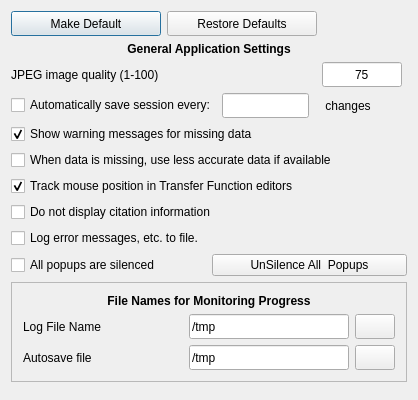
Old version of the form apps/vaporgui/appSettingsTab.ui in the repository StasJ/vapor-formatted.
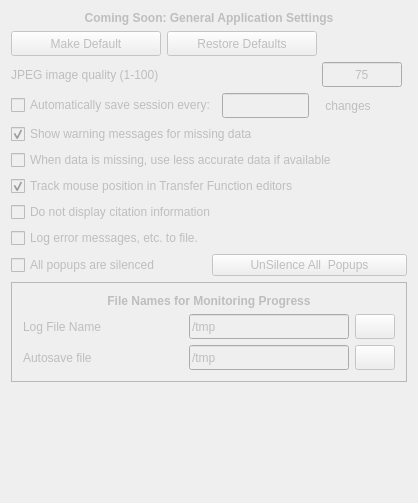
New version of the form.

Commit message: Disabled appSettings tab

Patch:
```diff
--- a/apps/vaporgui/appSettingsTab.ui
+++ b/apps/vaporgui/appSettingsTab.ui
@@ -7,7 +7,7 @@
     <x>0</x>
     <y>0</y>
     <width>418</width>
-    <height>400</height>
+    <height>503</height>
    </rect>
   </property>
   <property name="minimumSize">
@@ -37,10 +37,29 @@
   <layout class="QHBoxLayout" name="horizontalLayout">
    <item>
     <layout class="QVBoxLayout" name="verticalLayout">
+     <item>
+      <widget class="QLabel" name="textLabel1_9">
+       <property name="enabled">
+        <bool>false</bool>
+       </property>
+       <property name="text">
+        <string>&lt;html&gt;&lt;head/&gt;&lt;body&gt;&lt;p&gt;&lt;span style=&quot; font-weight:600;&quot;&gt;Coming Soon: General Application Settings&lt;/span&gt;&lt;/p&gt;&lt;/body&gt;&lt;/html&gt;</string>
+       </property>
+       <property name="alignment">
+        <set>Qt::AlignCenter</set>
+       </property>
+       <property name="wordWrap">
+        <bool>true</bool>
+       </property>
+      </widget>
+     </item>
      <item>
       <layout class="QHBoxLayout" name="_10">
        <item>
         <widget class="QPushButton" name="saveButton">
+         <property name="enabled">
+          <bool>false</bool>
+         </property>
          <property name="minimumSize">
           <size>
            <width>150</width>
@@ -70,7 +89,7 @@
        <item>
         <widget class="QPushButton" name="defaultButton">
          <property name="enabled">
-          <bool>true</bool>
+          <bool>false</bool>
          </property>
          <property name="minimumSize">
           <size>
@@ -113,19 +132,6 @@
        </item>
       </layout>
      </item>
-     <item>
-      <widget class="QLabel" name="textLabel1_9">
-       <property name="text">
-        <string>&lt;html&gt;&lt;head/&gt;&lt;body&gt;&lt;p&gt;&lt;span style=&quot; font-weight:600;&quot;&gt;General Application Settings&lt;/span&gt;&lt;/p&gt;&lt;/body&gt;&lt;/html&gt;</string>
-       </property>
-       <property name="alignment">
-        <set>Qt::AlignCenter</set>
-       </property>
-       <property name="wordWrap">
-        <bool>true</bool>
-       </property>
-      </widget>
-     </item>
      <item>
       <layout class="QHBoxLayout" name="_3">
        <item>
@@ -134,6 +140,9 @@
           <layout class="QGridLayout" name="_5">
            <item row="1" column="1">
             <widget class="QLineEdit" name="autosaveIntervalEdit">
+             <property name="enabled">
+              <bool>false</bool>
+             </property>
              <property name="minimumSize">
               <size>
                <width>0</width>
@@ -160,7 +169,7 @@
            <item row="0" column="2">
             <widget class="QLineEdit" name="jpegQualityEdit">
              <property name="enabled">
-              <bool>true</bool>
+              <bool>false</bool>
              </property>
              <property name="minimumSize">
               <size>
@@ -187,6 +196,9 @@
            </item>
            <item row="1" column="0">
             <widget class="QCheckBox" name="autosaveCheckbox">
+             <property name="enabled">
+              <bool>false</bool>
+             </property>
              <property name="toolTip">
               <string>Check to enable automatic session saving</string>
              </property>
@@ -200,6 +212,9 @@
            </item>
            <item row="1" column="2">
             <widget class="QLabel" name="textLabel1_8">
+             <property name="enabled">
+              <bool>false</bool>
+             </property>
              <property name="minimumSize">
               <size>
                <width>85</width>
@@ -241,6 +256,9 @@
            </item>
            <item row="0" column="0">
             <widget class="QLabel" name="textLabel1_2_3">
+             <property name="enabled">
+              <bool>false</bool>
+             </property>
              <property name="toolTip">
               <string>Specify a value between 1 and 100 to control the image quality in a saved jpeg file.</string>
              </property>
@@ -256,6 +274,9 @@
          </item>
          <item>
           <widget class="QCheckBox" name="warnMissingDataCheckbox">
+           <property name="enabled">
+            <bool>false</bool>
+           </property>
            <property name="toolTip">
             <string>When checked a warning message will be presented if data is unavailable</string>
            </property>
@@ -269,6 +290,9 @@
          </item>
          <item>
           <widget class="QCheckBox" name="lowerAccuracyCheckbox">
+           <property name="enabled">
+            <bool>false</bool>
+           </property>
            <property name="toolTip">
             <string>If requested refinement or compression level is unavailable, use the highest available level, with no warning message</string>
            </property>
@@ -279,6 +303,9 @@
          </item>
          <item>
           <widget class="QCheckBox" name="trackMouseCheckbox">
+           <property name="enabled">
+            <bool>false</bool>
+           </property>
            <property name="toolTip">
             <string>Check to display position, color, opacity at mouse position in editor</string>
            </property>
@@ -292,6 +319,9 @@
          </item>
          <item>
           <widget class="QCheckBox" name="noShowCitationCheckbox">
+           <property name="enabled">
+            <bool>false</bool>
+           </property>
            <property name="toolTip">
             <string>Don't display the reminder to cite VAPOR when an image is saved.</string>
            </property>
@@ -302,6 +332,9 @@
          </item>
          <item>
           <widget class="QCheckBox" name="logfileCheckbox">
+           <property name="enabled">
+            <bool>false</bool>
+           </property>
            <property name="toolTip">
             <string>Check box to write errors, warnings, diagnostics, etc. to specified log file</string>
            </property>
@@ -314,6 +347,9 @@
           <layout class="QHBoxLayout" name="horizontalLayout_2">
            <item>
             <widget class="QCheckBox" name="silenceCheckbox">
+             <property name="enabled">
+              <bool>false</bool>
+             </property>
              <property name="toolTip">
               <string>Check to silence all popups.  Uncheck to resume popups that have not been silenced.</string>
              </property>
@@ -324,6 +360,9 @@
            </item>
            <item>
             <widget class="QPushButton" name="unsilenceButton">
+             <property name="enabled">
+              <bool>false</bool>
+             </property>
              <property name="toolTip">
               <string>Click to make all silenced messages display when appropriate.</string>
              </property>
@@ -357,6 +396,9 @@
          <layout class="QVBoxLayout" name="_7">
           <item>
            <widget class="QLabel" name="textLabel1_4">
+            <property name="enabled">
+             <bool>false</bool>
+            </property>
             <property name="text">
              <string>&lt;b&gt;File Names for Monitoring Progress&lt;/b&gt;</string>
             </property>
@@ -372,6 +414,9 @@
            <layout class="QHBoxLayout" name="_8">
             <item>
              <widget class="QLabel" name="textLabel1_2_4">
+              <property name="enabled">
+               <bool>false</bool>
+              </property>
               <property name="text">
                <string>Log File Name</string>
               </property>
@@ -399,7 +444,7 @@
             <item>
              <widget class="QLineEdit" name="logFilePathEdit">
               <property name="enabled">
-               <bool>true</bool>
+               <bool>false</bool>
               </property>
               <property name="minimumSize">
                <size>
@@ -423,6 +468,9 @@
             </item>
             <item>
              <widget class="QPushButton" name="logFilePathButton">
+              <property name="enabled">
+               <bool>false</bool>
+              </property>
               <property name="minimumSize">
                <size>
                 <width>0</width>
@@ -446,6 +494,9 @@
            <layout class="QHBoxLayout" name="_9">
             <item>
              <widget class="QLabel" name="textLabel1_2_5_2_2">
+              <property name="enabled">
+               <bool>false</bool>
+              </property>
               <property name="toolTip">
                <string>Name of file where sessions are automatically saved</string>
               </property>
@@ -479,7 +530,7 @@
             <item>
              <widget class="QLineEdit" name="autosaveFilenameEdit">
               <property name="enabled">
-               <bool>true</bool>
+               <bool>false</bool>
               </property>
               <property name="minimumSize">
                <size>
@@ -500,6 +551,9 @@
             </item>
             <item>
              <widget class="QPushButton" name="autosavePathButton">
+              <property name="enabled">
+               <bool>false</bool>
+              </property>
               <property name="minimumSize">
                <size>
                 <width>0</width>
```
